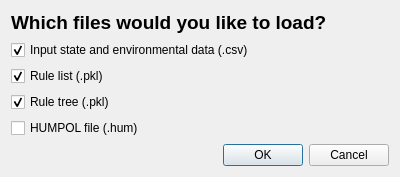
First picture: the form in MSA_QGIS_load_save_dialog.ui, repository ThyavdBerg/MSA-Q, before the edit.
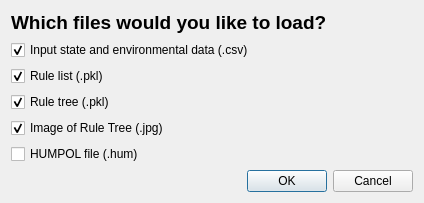
Second picture: the form after the edit.

Commit message: Now capable of saving in image of the rule tree, and automatically saves the log printed at runtime

Diff of the .ui file:
```diff
--- a/MSA_QGIS_load_save_dialog.ui
+++ b/MSA_QGIS_load_save_dialog.ui
@@ -6,8 +6,8 @@
    <rect>
     <x>0</x>
     <y>0</y>
-    <width>400</width>
-    <height>171</height>
+    <width>424</width>
+    <height>197</height>
    </rect>
   </property>
   <property name="windowTitle">
@@ -60,6 +60,16 @@
        </property>
       </widget>
      </item>
+     <item>
+      <widget class="QCheckBox" name="checkBox_loadImageRuleTree">
+       <property name="text">
+        <string>Image of Rule Tree (.jpg)</string>
+       </property>
+       <property name="checked">
+        <bool>true</bool>
+       </property>
+      </widget>
+     </item>
      <item>
       <widget class="QCheckBox" name="checkBox_humFile">
        <property name="text">
```
The commit also changes 6 other files.
